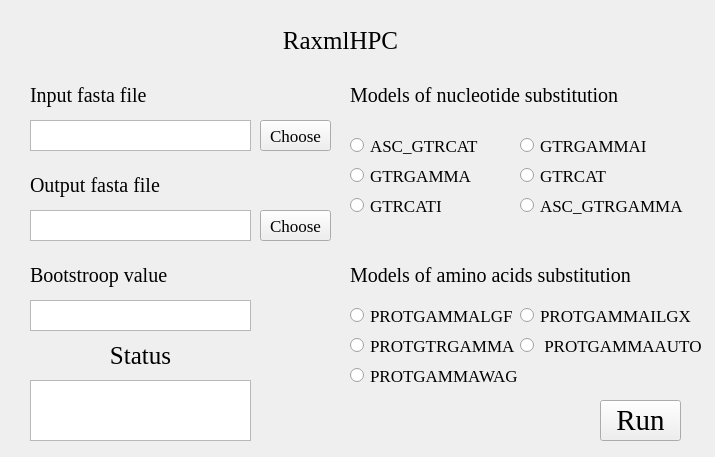
The window that Raxml.ui (hzaurzli/MicroWorldOmics) describes before a commit, drawn with Qt 5.
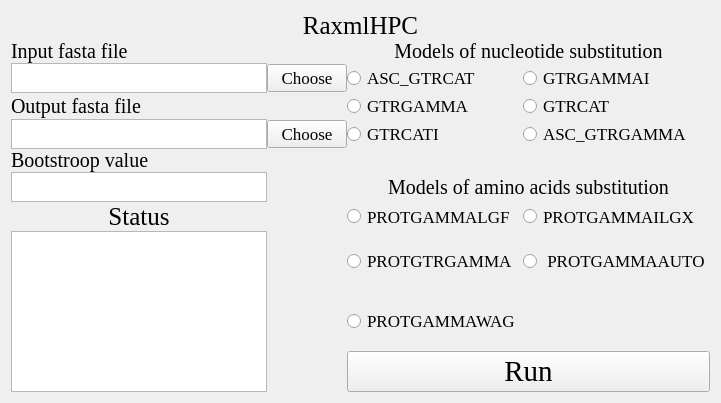
The same window after the commit. Icons and pictures are not drawn.

Patch:
```diff
--- a/Raxml.ui
+++ b/Raxml.ui
@@ -6,8 +6,8 @@
    <rect>
     <x>0</x>
     <y>0</y>
-    <width>715</width>
-    <height>457</height>
+    <width>721</width>
+    <height>403</height>
    </rect>
   </property>
   <property name="windowTitle">
@@ -16,539 +16,535 @@
   <property name="styleSheet">
    <string notr="true">background-image: url(D:/Documents/Desktop/bb.png)</string>
   </property>
-  <widget class="QLabel" name="label">
-   <property name="geometry">
-    <rect>
-     <x>260</x>
-     <y>20</y>
-     <width>161</width>
-     <height>41</height>
-    </rect>
-   </property>
-   <property name="font">
-    <font>
-     <family>Times New Roman</family>
-     <pointsize>19</pointsize>
-    </font>
-   </property>
-   <property name="text">
-    <string>RaxmlHPC</string>
-   </property>
-   <property name="alignment">
-    <set>Qt::AlignCenter</set>
-   </property>
-  </widget>
-  <widget class="QLabel" name="label_2">
-   <property name="geometry">
-    <rect>
-     <x>30</x>
-     <y>80</y>
-     <width>161</width>
-     <height>31</height>
-    </rect>
-   </property>
-   <property name="font">
-    <font>
-     <family>Times New Roman</family>
-     <pointsize>15</pointsize>
-    </font>
-   </property>
-   <property name="text">
-    <string>Input fasta file</string>
-   </property>
-   <property name="alignment">
-    <set>Qt::AlignLeading|Qt::AlignLeft|Qt::AlignVCenter</set>
-   </property>
-  </widget>
-  <widget class="QTextBrowser" name="textBrowser_2">
-   <property name="geometry">
-    <rect>
-     <x>30</x>
-     <y>120</y>
-     <width>221</width>
-     <height>31</height>
-    </rect>
-   </property>
-   <property name="styleSheet">
-    <string notr="true">background-image: url(D:/Documents/Desktop/white.png)</string>
-   </property>
-  </widget>
-  <widget class="QLabel" name="label_3">
-   <property name="geometry">
-    <rect>
-     <x>30</x>
-     <y>170</y>
-     <width>161</width>
-     <height>31</height>
-    </rect>
-   </property>
-   <property name="font">
-    <font>
-     <family>Times New Roman</family>
-     <pointsize>15</pointsize>
-    </font>
-   </property>
-   <property name="text">
-    <string>Output fasta file</string>
-   </property>
-   <property name="alignment">
-    <set>Qt::AlignLeading|Qt::AlignLeft|Qt::AlignVCenter</set>
-   </property>
-  </widget>
-  <widget class="QTextBrowser" name="textBrowser_3">
-   <property name="geometry">
-    <rect>
-     <x>30</x>
-     <y>210</y>
-     <width>221</width>
-     <height>31</height>
-    </rect>
-   </property>
-   <property name="styleSheet">
-    <string notr="true">background-image: url(D:/Documents/Desktop/white.png)</string>
-   </property>
-  </widget>
-  <widget class="QPushButton" name="pushButton_2">
-   <property name="geometry">
-    <rect>
-     <x>260</x>
-     <y>120</y>
-     <width>71</width>
-     <height>31</height>
-    </rect>
-   </property>
-   <property name="font">
-    <font>
-     <family>Times New Roman</family>
-     <pointsize>13</pointsize>
-    </font>
-   </property>
-   <property name="text">
-    <string>Choose</string>
-   </property>
-  </widget>
-  <widget class="QPushButton" name="pushButton_3">
-   <property name="geometry">
-    <rect>
-     <x>260</x>
-     <y>210</y>
-     <width>71</width>
-     <height>31</height>
-    </rect>
-   </property>
-   <property name="font">
-    <font>
-     <family>Times New Roman</family>
-     <pointsize>13</pointsize>
-    </font>
-   </property>
-   <property name="text">
-    <string>Choose</string>
-   </property>
-  </widget>
-  <widget class="QTextBrowser" name="textBrowser">
-   <property name="geometry">
-    <rect>
-     <x>30</x>
-     <y>380</y>
-     <width>221</width>
-     <height>61</height>
-    </rect>
-   </property>
-   <property name="styleSheet">
-    <string notr="true">background-image: url(D:/Documents/Desktop/white.png)</string>
-   </property>
-  </widget>
-  <widget class="QLabel" name="label_4">
-   <property name="geometry">
-    <rect>
-     <x>60</x>
-     <y>340</y>
-     <width>161</width>
-     <height>31</height>
-    </rect>
-   </property>
-   <property name="font">
-    <font>
-     <family>Times New Roman</family>
-     <pointsize>19</pointsize>
-    </font>
-   </property>
-   <property name="text">
-    <string>Status</string>
-   </property>
-   <property name="alignment">
-    <set>Qt::AlignCenter</set>
-   </property>
-  </widget>
-  <widget class="QPushButton" name="pushButton">
-   <property name="geometry">
-    <rect>
-     <x>600</x>
-     <y>400</y>
-     <width>81</width>
-     <height>41</height>
-    </rect>
-   </property>
-   <property name="font">
-    <font>
-     <family>Times New Roman</family>
-     <pointsize>22</pointsize>
-    </font>
-   </property>
-   <property name="styleSheet">
-    <string notr="true">background-image: url(D:/Documents/Desktop/white.png)</string>
-   </property>
-   <property name="text">
-    <string>Run</string>
-   </property>
-  </widget>
-  <widget class="QLabel" name="label_7">
-   <property name="geometry">
-    <rect>
-     <x>350</x>
-     <y>80</y>
-     <width>271</width>
-     <height>31</height>
-    </rect>
-   </property>
-   <property name="font">
-    <font>
-     <family>Times New Roman</family>
-     <pointsize>15</pointsize>
-    </font>
-   </property>
-   <property name="text">
-    <string>Models of nucleotide substitution</string>
-   </property>
-   <property name="alignment">
-    <set>Qt::AlignLeading|Qt::AlignLeft|Qt::AlignVCenter</set>
-   </property>
-  </widget>
-  <widget class="QRadioButton" name="radioButton_4">
-   <property name="geometry">
-    <rect>
-     <x>520</x>
-     <y>160</y>
-     <width>181</width>
-     <height>31</height>
-    </rect>
-   </property>
-   <property name="font">
-    <font>
-     <family>Times New Roman</family>
-     <pointsize>13</pointsize>
-    </font>
-   </property>
-   <property name="styleSheet">
-    <string notr="true">background-image: url(D:/Documents/Desktop/white.png)</string>
-   </property>
-   <property name="text">
-    <string>GTRCAT</string>
-   </property>
-  </widget>
-  <widget class="QRadioButton" name="radioButton_5">
-   <property name="geometry">
-    <rect>
-     <x>350</x>
-     <y>190</y>
-     <width>171</width>
-     <height>31</height>
-    </rect>
-   </property>
-   <property name="font">
-    <font>
-     <family>Times New Roman</family>
-     <pointsize>13</pointsize>
-    </font>
-   </property>
-   <property name="styleSheet">
-    <string notr="true">background-image: url(D:/Documents/Desktop/white.png)</string>
-   </property>
-   <property name="text">
-    <string>GTRCATI</string>
-   </property>
-  </widget>
-  <widget class="QRadioButton" name="radioButton_3">
-   <property name="geometry">
-    <rect>
-     <x>350</x>
-     <y>160</y>
-     <width>171</width>
-     <height>31</height>
-    </rect>
-   </property>
-   <property name="font">
-    <font>
-     <family>Times New Roman</family>
-     <pointsize>13</pointsize>
-    </font>
-   </property>
-   <property name="styleSheet">
-    <string notr="true">background-image: url(D:/Documents/Desktop/white.png)</string>
-   </property>
-   <property name="text">
-    <string>GTRGAMMA</string>
-   </property>
-  </widget>
-  <widget class="QRadioButton" name="radioButton">
-   <property name="geometry">
-    <rect>
-     <x>350</x>
-     <y>130</y>
-     <width>171</width>
-     <height>31</height>
-    </rect>
-   </property>
-   <property name="font">
-    <font>
-     <family>Times New Roman</family>
-     <pointsize>13</pointsize>
-    </font>
-   </property>
-   <property name="styleSheet">
-    <string notr="true">background-image: url(D:/Documents/Desktop/white.png)</string>
-   </property>
-   <property name="text">
-    <string>ASC_GTRCAT</string>
-   </property>
-  </widget>
-  <widget class="QRadioButton" name="radioButton_6">
-   <property name="geometry">
-    <rect>
-     <x>520</x>
-     <y>190</y>
-     <width>181</width>
-     <height>31</height>
-    </rect>
-   </property>
-   <property name="font">
-    <font>
-     <family>Times New Roman</family>
-     <pointsize>13</pointsize>
-    </font>
-   </property>
-   <property name="styleSheet">
-    <string notr="true">background-image: url(D:/Documents/Desktop/white.png)</string>
-   </property>
-   <property name="text">
-    <string>ASC_GTRGAMMA</string>
-   </property>
-  </widget>
-  <widget class="QRadioButton" name="radioButton_2">
-   <property name="geometry">
-    <rect>
-     <x>520</x>
-     <y>130</y>
-     <width>181</width>
-     <height>31</height>
-    </rect>
-   </property>
-   <property name="font">
-    <font>
-     <family>Times New Roman</family>
-     <pointsize>13</pointsize>
-    </font>
-   </property>
-   <property name="styleSheet">
-    <string notr="true">background-image: url(D:/Documents/Desktop/white.png)</string>
-   </property>
-   <property name="text">
-    <string>GTRGAMMAI</string>
-   </property>
-  </widget>
-  <widget class="QTextEdit" name="textEdit">
-   <property name="geometry">
-    <rect>
-     <x>30</x>
-     <y>300</y>
-     <width>221</width>
-     <height>31</height>
-    </rect>
-   </property>
-   <property name="styleSheet">
-    <string notr="true">background-image: url(D:/Documents/Desktop/white.png)</string>
-   </property>
-  </widget>
-  <widget class="QLabel" name="label_5">
-   <property name="geometry">
-    <rect>
-     <x>30</x>
-     <y>260</y>
-     <width>161</width>
-     <height>31</height>
-    </rect>
-   </property>
-   <property name="font">
-    <font>
-     <family>Times New Roman</family>
-     <pointsize>15</pointsize>
-    </font>
-   </property>
-   <property name="text">
-    <string>Bootstroop value</string>
-   </property>
-   <property name="alignment">
-    <set>Qt::AlignLeading|Qt::AlignLeft|Qt::AlignVCenter</set>
-   </property>
-  </widget>
-  <widget class="QLabel" name="label_8">
-   <property name="geometry">
-    <rect>
-     <x>350</x>
-     <y>260</y>
-     <width>281</width>
-     <height>31</height>
-    </rect>
-   </property>
-   <property name="font">
-    <font>
-     <family>Times New Roman</family>
-     <pointsize>15</pointsize>
-    </font>
-   </property>
-   <property name="text">
-    <string>Models of amino acids substitution</string>
-   </property>
-   <property name="alignment">
-    <set>Qt::AlignLeading|Qt::AlignLeft|Qt::AlignVCenter</set>
-   </property>
-  </widget>
-  <widget class="QRadioButton" name="radioButton_11">
-   <property name="geometry">
-    <rect>
-     <x>350</x>
-     <y>360</y>
-     <width>351</width>
-     <height>31</height>
-    </rect>
-   </property>
-   <property name="font">
-    <font>
-     <family>Times New Roman</family>
-     <pointsize>13</pointsize>
-    </font>
-   </property>
-   <property name="styleSheet">
-    <string notr="true">background-image: url(D:/Documents/Desktop/white.png)</string>
-   </property>
-   <property name="text">
-    <string>PROTGAMMAWAG</string>
-   </property>
-  </widget>
-  <widget class="QRadioButton" name="radioButton_7">
-   <property name="geometry">
-    <rect>
-     <x>350</x>
-     <y>300</y>
-     <width>171</width>
-     <height>31</height>
-    </rect>
-   </property>
-   <property name="font">
-    <font>
-     <family>Times New Roman</family>
-     <pointsize>13</pointsize>
-    </font>
-   </property>
-   <property name="styleSheet">
-    <string notr="true">background-image: url(D:/Documents/Desktop/white.png)</string>
-   </property>
-   <property name="text">
-    <string>PROTGAMMALGF</string>
-   </property>
-  </widget>
-  <widget class="QRadioButton" name="radioButton_8">
-   <property name="geometry">
-    <rect>
-     <x>520</x>
-     <y>300</y>
-     <width>181</width>
-     <height>31</height>
-    </rect>
-   </property>
-   <property name="font">
-    <font>
-     <family>Times New Roman</family>
-     <pointsize>13</pointsize>
-    </font>
-   </property>
-   <property name="styleSheet">
-    <string notr="true">background-image: url(D:/Documents/Desktop/white.png)</string>
-   </property>
-   <property name="text">
-    <string>PROTGAMMAILGX</string>
-   </property>
-  </widget>
-  <widget class="QRadioButton" name="radioButton_9">
-   <property name="geometry">
-    <rect>
-     <x>350</x>
-     <y>330</y>
-     <width>171</width>
-     <height>31</height>
-    </rect>
-   </property>
-   <property name="font">
-    <font>
-     <family>Times New Roman</family>
-     <pointsize>13</pointsize>
-    </font>
-   </property>
-   <property name="styleSheet">
-    <string notr="true">background-image: url(D:/Documents/Desktop/white.png)</string>
-   </property>
-   <property name="text">
-    <string>PROTGTRGAMMA</string>
-   </property>
-  </widget>
-  <widget class="QRadioButton" name="radioButton_10">
-   <property name="geometry">
-    <rect>
-     <x>520</x>
-     <y>330</y>
-     <width>181</width>
-     <height>31</height>
-    </rect>
-   </property>
-   <property name="font">
-    <font>
-     <family>Times New Roman</family>
-     <pointsize>13</pointsize>
-    </font>
-   </property>
-   <property name="styleSheet">
-    <string notr="true">background-image: url(D:/Documents/Desktop/white.png)</string>
-   </property>
-   <property name="text">
-    <string> PROTGAMMAAUTO</string>
-   </property>
-  </widget>
-  <zorder>label</zorder>
-  <zorder>label_2</zorder>
-  <zorder>textBrowser_2</zorder>
-  <zorder>label_3</zorder>
-  <zorder>textBrowser_3</zorder>
-  <zorder>pushButton_2</zorder>
-  <zorder>pushButton_3</zorder>
-  <zorder>textBrowser</zorder>
-  <zorder>label_4</zorder>
-  <zorder>pushButton</zorder>
-  <zorder>label_7</zorder>
-  <zorder>radioButton</zorder>
-  <zorder>textEdit</zorder>
-  <zorder>label_5</zorder>
-  <zorder>label_8</zorder>
-  <zorder>radioButton_5</zorder>
-  <zorder>radioButton_11</zorder>
-  <zorder>radioButton_7</zorder>
-  <zorder>radioButton_9</zorder>
-  <zorder>radioButton_3</zorder>
-  <zorder>radioButton_2</zorder>
-  <zorder>radioButton_8</zorder>
-  <zorder>radioButton_10</zorder>
-  <zorder>radioButton_4</zorder>
-  <zorder>radioButton_6</zorder>
+  <layout class="QGridLayout" name="gridLayout_6">
+   <item row="0" column="0">
+    <layout class="QGridLayout" name="gridLayout">
+     <property name="spacing">
+      <number>0</number>
+     </property>
+     <item row="8" column="2">
+      <widget class="QRadioButton" name="radioButton_7">
+       <property name="sizePolicy">
+        <sizepolicy hsizetype="Expanding" vsizetype="Expanding">
+         <horstretch>0</horstretch>
+         <verstretch>0</verstretch>
+        </sizepolicy>
+       </property>
+       <property name="font">
+        <font>
+         <family>Times New Roman</family>
+         <pointsize>13</pointsize>
+        </font>
+       </property>
+       <property name="styleSheet">
+        <string notr="true">background-image: url(D:/tools/Pycharm/pyqt/logo/white.png);</string>
+       </property>
+       <property name="text">
+        <string>PROTGAMMALGF</string>
+       </property>
+      </widget>
+     </item>
+     <item row="8" column="3">
+      <widget class="QRadioButton" name="radioButton_8">
+       <property name="sizePolicy">
+        <sizepolicy hsizetype="Expanding" vsizetype="Expanding">
+         <horstretch>0</horstretch>
+         <verstretch>0</verstretch>
+        </sizepolicy>
+       </property>
+       <property name="font">
+        <font>
+         <family>Times New Roman</family>
+         <pointsize>13</pointsize>
+        </font>
+       </property>
+       <property name="styleSheet">
+        <string notr="true">background-image: url(D:/tools/Pycharm/pyqt/logo/white.png);</string>
+       </property>
+       <property name="text">
+        <string>PROTGAMMAILGX</string>
+       </property>
+      </widget>
+     </item>
+     <item row="9" column="3">
+      <widget class="QRadioButton" name="radioButton_10">
+       <property name="sizePolicy">
+        <sizepolicy hsizetype="Expanding" vsizetype="Expanding">
+         <horstretch>0</horstretch>
+         <verstretch>0</verstretch>
+        </sizepolicy>
+       </property>
+       <property name="font">
+        <font>
+         <family>Times New Roman</family>
+         <pointsize>13</pointsize>
+        </font>
+       </property>
+       <property name="styleSheet">
+        <string notr="true">background-image: url(D:/tools/Pycharm/pyqt/logo/white.png);</string>
+       </property>
+       <property name="text">
+        <string> PROTGAMMAAUTO</string>
+       </property>
+      </widget>
+     </item>
+     <item row="9" column="2">
+      <widget class="QRadioButton" name="radioButton_9">
+       <property name="sizePolicy">
+        <sizepolicy hsizetype="Expanding" vsizetype="Expanding">
+         <horstretch>0</horstretch>
+         <verstretch>0</verstretch>
+        </sizepolicy>
+       </property>
+       <property name="font">
+        <font>
+         <family>Times New Roman</family>
+         <pointsize>13</pointsize>
+        </font>
+       </property>
+       <property name="styleSheet">
+        <string notr="true">background-image: url(D:/tools/Pycharm/pyqt/logo/white.png);</string>
+       </property>
+       <property name="text">
+        <string>PROTGTRGAMMA</string>
+       </property>
+      </widget>
+     </item>
+     <item row="10" column="2" colspan="2">
+      <widget class="QRadioButton" name="radioButton_11">
+       <property name="sizePolicy">
+        <sizepolicy hsizetype="Expanding" vsizetype="Expanding">
+         <horstretch>0</horstretch>
+         <verstretch>0</verstretch>
+        </sizepolicy>
+       </property>
+       <property name="font">
+        <font>
+         <family>Times New Roman</family>
+         <pointsize>13</pointsize>
+        </font>
+       </property>
+       <property name="styleSheet">
+        <string notr="true">background-image: url(D:/tools/Pycharm/pyqt/logo/white.png);</string>
+       </property>
+       <property name="text">
+        <string>PROTGAMMAWAG</string>
+       </property>
+      </widget>
+     </item>
+     <item row="2" column="2">
+      <widget class="QRadioButton" name="radioButton">
+       <property name="sizePolicy">
+        <sizepolicy hsizetype="Expanding" vsizetype="Expanding">
+         <horstretch>0</horstretch>
+         <verstretch>0</verstretch>
+        </sizepolicy>
+       </property>
+       <property name="font">
+        <font>
+         <family>Times New Roman</family>
+         <pointsize>13</pointsize>
+        </font>
+       </property>
+       <property name="styleSheet">
+        <string notr="true">background-image: url(D:/tools/Pycharm/pyqt/logo/white.png);</string>
+       </property>
+       <property name="text">
+        <string>ASC_GTRCAT</string>
+       </property>
+      </widget>
+     </item>
+     <item row="2" column="1">
+      <widget class="QPushButton" name="pushButton_2">
+       <property name="font">
+        <font>
+         <family>Times New Roman</family>
+         <pointsize>13</pointsize>
+        </font>
+       </property>
+       <property name="text">
+        <string>Choose</string>
+       </property>
+      </widget>
+     </item>
+     <item row="2" column="0">
+      <widget class="QTextBrowser" name="textBrowser_2">
+       <property name="sizePolicy">
+        <sizepolicy hsizetype="Expanding" vsizetype="MinimumExpanding">
+         <horstretch>0</horstretch>
+         <verstretch>0</verstretch>
+        </sizepolicy>
+       </property>
+       <property name="maximumSize">
+        <size>
+         <width>16777215</width>
+         <height>30</height>
+        </size>
+       </property>
+       <property name="styleSheet">
+        <string notr="true">background-image: url(D:/tools/Pycharm/pyqt/logo/white.png)</string>
+       </property>
+      </widget>
+     </item>
+     <item row="1" column="2" colspan="2">
+      <widget class="QLabel" name="label_7">
+       <property name="font">
+        <font>
+         <family>Times New Roman</family>
+         <pointsize>15</pointsize>
+        </font>
+       </property>
+       <property name="text">
+        <string>Models of nucleotide substitution</string>
+       </property>
+       <property name="alignment">
+        <set>Qt::AlignCenter</set>
+       </property>
+      </widget>
+     </item>
+     <item row="6" column="0">
+      <widget class="QLabel" name="label_5">
+       <property name="sizePolicy">
+        <sizepolicy hsizetype="Preferred" vsizetype="MinimumExpanding">
+         <horstretch>0</horstretch>
+         <verstretch>0</verstretch>
+        </sizepolicy>
+       </property>
+       <property name="maximumSize">
+        <size>
+         <width>16777215</width>
+         <height>30</height>
+        </size>
+       </property>
+       <property name="font">
+        <font>
+         <family>Times New Roman</family>
+         <pointsize>15</pointsize>
+        </font>
+       </property>
+       <property name="text">
+        <string>Bootstroop value</string>
+       </property>
+       <property name="alignment">
+        <set>Qt::AlignLeading|Qt::AlignLeft|Qt::AlignVCenter</set>
+       </property>
+      </widget>
+     </item>
+     <item row="2" column="3">
+      <widget class="QRadioButton" name="radioButton_2">
+       <property name="sizePolicy">
+        <sizepolicy hsizetype="Expanding" vsizetype="Expanding">
+         <horstretch>0</horstretch>
+         <verstretch>0</verstretch>
+        </sizepolicy>
+       </property>
+       <property name="font">
+        <font>
+         <family>Times New Roman</family>
+         <pointsize>13</pointsize>
+        </font>
+       </property>
+       <property name="styleSheet">
+        <string notr="true">background-image: url(D:/tools/Pycharm/pyqt/logo/white.png);</string>
+       </property>
+       <property name="text">
+        <string>GTRGAMMAI</string>
+       </property>
+      </widget>
+     </item>
+     <item row="7" column="0">
+      <widget class="QTextEdit" name="textEdit">
+       <property name="sizePolicy">
+        <sizepolicy hsizetype="Expanding" vsizetype="MinimumExpanding">
+         <horstretch>0</horstretch>
+         <verstretch>0</verstretch>
+        </sizepolicy>
+       </property>
+       <property name="maximumSize">
+        <size>
+         <width>16777215</width>
+         <height>30</height>
+        </size>
+       </property>
+       <property name="styleSheet">
+        <string notr="true">background-image: url(D:/Documents/Desktop/white.png)</string>
+       </property>
+      </widget>
+     </item>
+     <item row="3" column="2">
+      <widget class="QRadioButton" name="radioButton_3">
+       <property name="sizePolicy">
+        <sizepolicy hsizetype="Expanding" vsizetype="Expanding">
+         <horstretch>0</horstretch>
+         <verstretch>0</verstretch>
+        </sizepolicy>
+       </property>
+       <property name="font">
+        <font>
+         <family>Times New Roman</family>
+         <pointsize>13</pointsize>
+        </font>
+       </property>
+       <property name="styleSheet">
+        <string notr="true">background-image: url(D:/tools/Pycharm/pyqt/logo/white.png);</string>
+       </property>
+       <property name="text">
+        <string>GTRGAMMA</string>
+       </property>
+      </widget>
+     </item>
+     <item row="4" column="2">
+      <widget class="QRadioButton" name="radioButton_5">
+       <property name="sizePolicy">
+        <sizepolicy hsizetype="Expanding" vsizetype="Expanding">
+         <horstretch>0</horstretch>
+         <verstretch>0</verstretch>
+        </sizepolicy>
+       </property>
+       <property name="font">
+        <font>
+         <family>Times New Roman</family>
+         <pointsize>13</pointsize>
+        </font>
+       </property>
+       <property name="styleSheet">
+        <string notr="true">background-image: url(D:/tools/Pycharm/pyqt/logo/white.png);</string>
+       </property>
+       <property name="text">
+        <string>GTRCATI</string>
+       </property>
+      </widget>
+     </item>
+     <item row="3" column="3">
+      <widget class="QRadioButton" name="radioButton_4">
+       <property name="sizePolicy">
+        <sizepolicy hsizetype="Expanding" vsizetype="Expanding">
+         <horstretch>0</horstretch>
+         <verstretch>0</verstretch>
+        </sizepolicy>
+       </property>
+       <property name="font">
+        <font>
+         <family>Times New Roman</family>
+         <pointsize>13</pointsize>
+        </font>
+       </property>
+       <property name="styleSheet">
+        <string notr="true">background-image: url(D:/tools/Pycharm/pyqt/logo/white.png);</string>
+       </property>
+       <property name="text">
+        <string>GTRCAT</string>
+       </property>
+      </widget>
+     </item>
+     <item row="4" column="3">
+      <widget class="QRadioButton" name="radioButton_6">
+       <property name="sizePolicy">
+        <sizepolicy hsizetype="Expanding" vsizetype="Expanding">
+         <horstretch>0</horstretch>
+         <verstretch>0</verstretch>
+        </sizepolicy>
+       </property>
+       <property name="font">
+        <font>
+         <family>Times New Roman</family>
+         <pointsize>13</pointsize>
+        </font>
+       </property>
+       <property name="styleSheet">
+        <string notr="true">background-image: url(D:/tools/Pycharm/pyqt/logo/white.png);</string>
+       </property>
+       <property name="text">
+        <string>ASC_GTRGAMMA</string>
+       </property>
+      </widget>
+     </item>
+     <item row="7" column="2" colspan="2">
+      <widget class="QLabel" name="label_8">
+       <property name="font">
+        <font>
+         <family>Times New Roman</family>
+         <pointsize>15</pointsize>
+        </font>
+       </property>
+       <property name="text">
+        <string>Models of amino acids substitution</string>
+       </property>
+       <property name="alignment">
+        <set>Qt::AlignCenter</set>
+       </property>
+      </widget>
+     </item>
+     <item row="1" column="0">
+      <widget class="QLabel" name="label_2">
+       <property name="sizePolicy">
+        <sizepolicy hsizetype="Preferred" vsizetype="MinimumExpanding">
+         <horstretch>0</horstretch>
+         <verstretch>0</verstretch>
+        </sizepolicy>
+       </property>
+       <property name="maximumSize">
+        <size>
+         <width>16777215</width>
+         <height>30</height>
+        </size>
+       </property>
+       <property name="font">
+        <font>
+         <family>Times New Roman</family>
+         <pointsize>15</pointsize>
+        </font>
+       </property>
+       <property name="text">
+        <string>Input fasta file</string>
+       </property>
+       <property name="alignment">
+        <set>Qt::AlignLeading|Qt::AlignLeft|Qt::AlignVCenter</set>
+       </property>
+      </widget>
+     </item>
+     <item row="3" column="0">
+      <widget class="QLabel" name="label_3">
+       <property name="sizePolicy">
+        <sizepolicy hsizetype="Preferred" vsizetype="MinimumExpanding">
+         <horstretch>0</horstretch>
+         <verstretch>0</verstretch>
+        </sizepolicy>
+       </property>
+       <property name="maximumSize">
+        <size>
+         <width>16777215</width>
+         <height>30</height>
+        </size>
+       </property>
+       <property name="font">
+        <font>
+         <family>Times New Roman</family>
+         <pointsize>15</pointsize>
+        </font>
+       </property>
+       <property name="text">
+        <string>Output fasta file</string>
+       </property>
+       <property name="alignment">
+        <set>Qt::AlignLeading|Qt::AlignLeft|Qt::AlignVCenter</set>
+       </property>
+      </widget>
+     </item>
+     <item row="0" column="0" colspan="4">
+      <widget class="QLabel" name="label">
+       <property name="sizePolicy">
+        <sizepolicy hsizetype="Preferred" vsizetype="MinimumExpanding">
+         <horstretch>0</horstretch>
+         <verstretch>0</verstretch>
+        </sizepolicy>
+       </property>
+       <property name="maximumSize">
+        <size>
+         <width>16777215</width>
+         <height>35</height>
+        </size>
+       </property>
+       <property name="font">
+        <font>
+         <family>Times New Roman</family>
+         <pointsize>19</pointsize>
+        </font>
+       </property>
+       <property name="text">
+        <string>RaxmlHPC</string>
+       </property>
+       <property name="alignment">
+        <set>Qt::AlignCenter</set>
+       </property>
+      </widget>
+     </item>
+     <item row="4" column="1">
+      <widget class="QPushButton" name="pushButton_3">
+       <property name="font">
+        <font>
+         <family>Times New Roman</family>
+         <pointsize>13</pointsize>
+        </font>
+       </property>
+       <property name="text">
+        <string>Choose</string>
+       </property>
+      </widget>
+     </item>
+     <item row="4" column="0">
+      <widget class="QTextBrowser" name="textBrowser_3">
+       <property name="sizePolicy">
+        <sizepolicy hsizetype="Expanding" vsizetype="MinimumExpanding">
+         <horstretch>0</horstretch>
+         <verstretch>0</verstretch>
+        </sizepolicy>
+       </property>
+       <property name="maximumSize">
+        <size>
+         <width>16777215</width>
+         <height>30</height>
+        </size>
+       </property>
+       <property name="styleSheet">
+        <string notr="true">background-image: url(D:/tools/Pycharm/pyqt/logo/white.png)</string>
+       </property>
+      </widget>
+     </item>
+     <item row="8" column="0">
+      <widget class="QLabel" name="label_4">
+       <property name="font">
+        <font>
+         <family>Times New Roman</family>
+         <pointsize>19</pointsize>
+        </font>
+       </property>
+       <property name="text">
+        <string>Status</string>
+       </property>
+       <property name="alignment">
+        <set>Qt::AlignCenter</set>
+       </property>
+      </widget>
+     </item>
+     <item row="9" column="0" rowspan="3">
+      <widget class="QTextBrowser" name="textBrowser">
+       <property name="sizePolicy">
+        <sizepolicy hsizetype="Expanding" vsizetype="Expanding">
+         <horstretch>0</horstretch>
+         <verstretch>0</verstretch>
+        </sizepolicy>
+       </property>
+       <property name="maximumSize">
+        <size>
+         <width>16777215</width>
+         <height>16777215</height>
+        </size>
+       </property>
+       <property name="styleSheet">
+        <string notr="true">background-image: url(D:/tools/Pycharm/pyqt/logo/white.png)</string>
+       </property>
+      </widget>
+     </item>
+     <item row="11" column="2" colspan="2">
+      <widget class="QPushButton" name="pushButton">
+       <property name="font">
+        <font>
+         <family>Times New Roman</family>
+         <pointsize>22</pointsize>
+        </font>
+       </property>
+       <property name="styleSheet">
+        <string notr="true">background-image: url(D:/Documents/Desktop/white.png)</string>
+       </property>
+       <property name="text">
+        <string>Run</string>
+       </property>
+      </widget>
+     </item>
+    </layout>
+   </item>
+  </layout>
  </widget>
  <resources/>
  <connections/>
```
Left out of the diff: 6 changed lines with no effect on the pictures.
